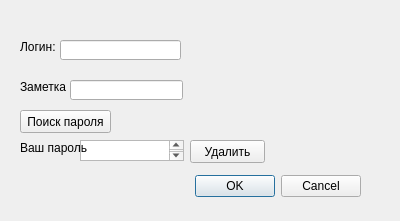
First picture: the form in viewing_password.ui, repository ulianaonufrienko/password_manager, before the edit.
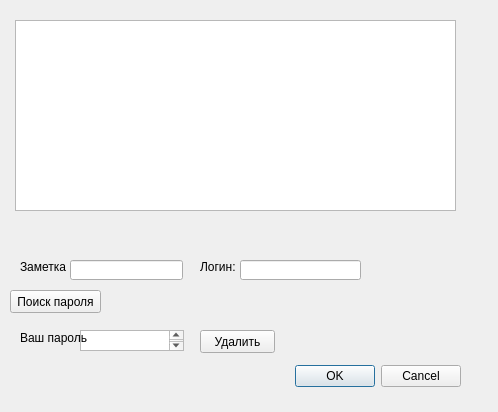
Second picture: the form after the edit.

Patch:
```diff
--- a/viewing_password.ui
+++ b/viewing_password.ui
@@ -6,8 +6,8 @@
    <rect>
     <x>0</x>
     <y>0</y>
-    <width>400</width>
-    <height>221</height>
+    <width>498</width>
+    <height>412</height>
    </rect>
   </property>
   <property name="windowTitle">
@@ -16,8 +16,8 @@
   <widget class="QDialogButtonBox" name="buttonBox">
    <property name="geometry">
     <rect>
-     <x>20</x>
-     <y>170</y>
+     <x>120</x>
+     <y>360</y>
      <width>341</width>
      <height>32</height>
     </rect>
@@ -32,8 +32,8 @@
   <widget class="QLineEdit" name="login">
    <property name="geometry">
     <rect>
-     <x>60</x>
-     <y>40</y>
+     <x>240</x>
+     <y>260</y>
      <width>121</width>
      <height>20</height>
     </rect>
@@ -43,7 +43,7 @@
    <property name="geometry">
     <rect>
      <x>70</x>
-     <y>80</y>
+     <y>260</y>
      <width>113</width>
      <height>20</height>
     </rect>
@@ -52,8 +52,8 @@
   <widget class="QLabel" name="login_">
    <property name="geometry">
     <rect>
-     <x>20</x>
-     <y>40</y>
+     <x>200</x>
+     <y>260</y>
      <width>47</width>
      <height>13</height>
     </rect>
@@ -65,8 +65,8 @@
   <widget class="QPushButton" name="removal">
    <property name="geometry">
     <rect>
-     <x>190</x>
-     <y>140</y>
+     <x>200</x>
+     <y>330</y>
      <width>75</width>
      <height>23</height>
     </rect>
@@ -79,7 +79,7 @@
    <property name="geometry">
     <rect>
      <x>20</x>
-     <y>80</y>
+     <y>260</y>
      <width>47</width>
      <height>13</height>
     </rect>
@@ -92,7 +92,7 @@
    <property name="geometry">
     <rect>
      <x>80</x>
-     <y>140</y>
+     <y>330</y>
      <width>104</width>
      <height>21</height>
     </rect>
@@ -102,7 +102,7 @@
    <property name="geometry">
     <rect>
      <x>20</x>
-     <y>140</y>
+     <y>330</y>
      <width>71</width>
      <height>16</height>
     </rect>
@@ -114,8 +114,8 @@
   <widget class="QPushButton" name="search_password">
    <property name="geometry">
     <rect>
-     <x>20</x>
-     <y>110</y>
+     <x>10</x>
+     <y>290</y>
      <width>91</width>
      <height>23</height>
     </rect>
@@ -124,6 +124,16 @@
     <string>Поиск пароля</string>
    </property>
   </widget>
+  <widget class="QTableView" name="table">
+   <property name="geometry">
+    <rect>
+     <x>15</x>
+     <y>20</y>
+     <width>441</width>
+     <height>191</height>
+    </rect>
+   </property>
+  </widget>
  </widget>
  <resources/>
  <connections>
```
